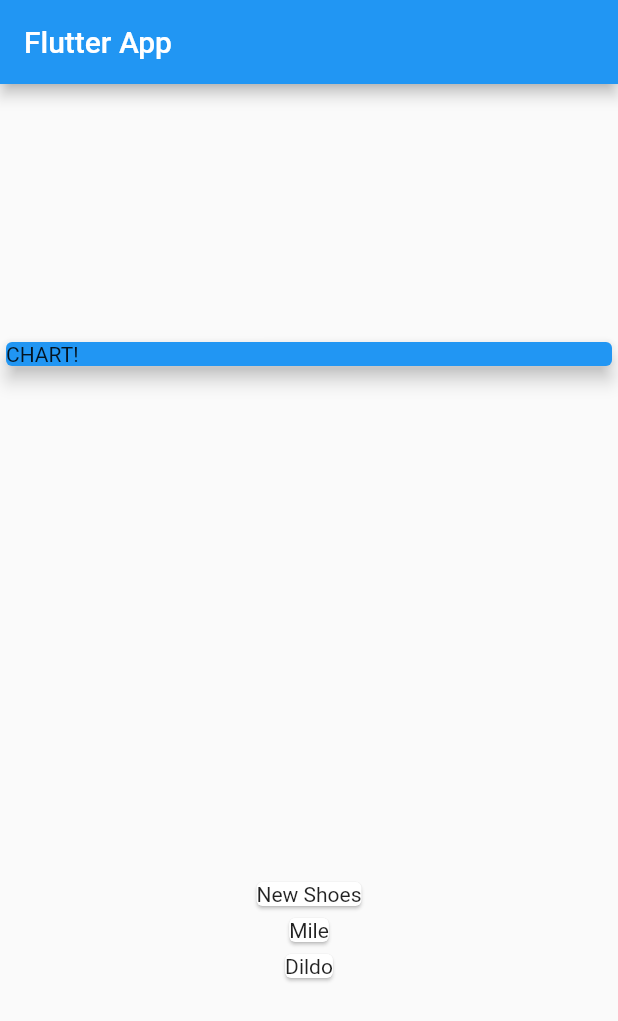
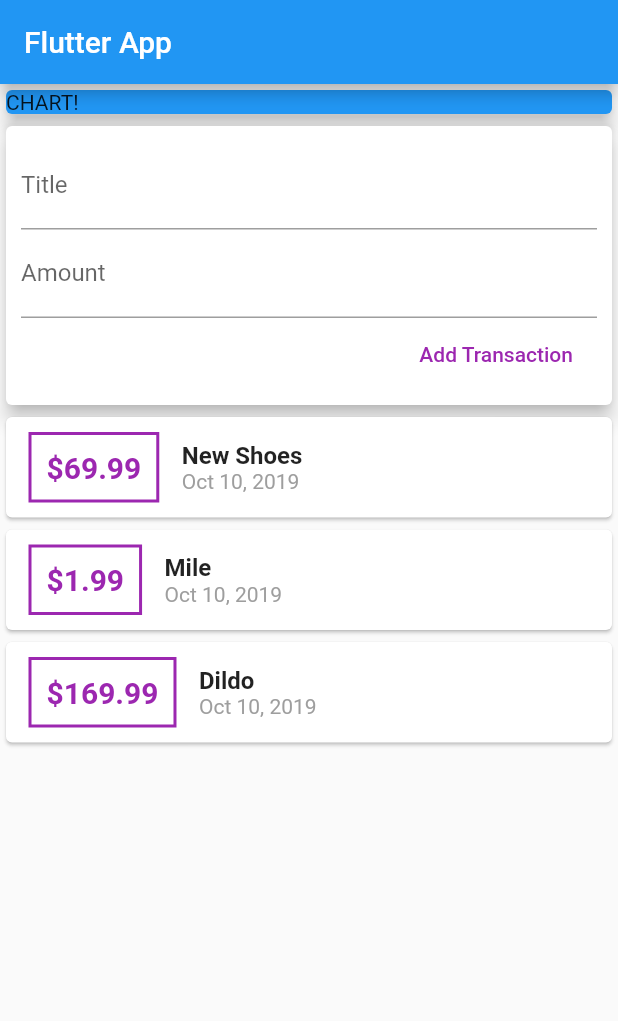
Before and after one commit to fiixed/personal_expenses_2, a Flutter app: the screen it shows after launch, on a phone screen of 412 x 824 dp. Shown: the top 1021 px of the screen. Run offline on Flutter 3.47's test engine with Material 2 defaults, Android fonts, the phone set to English and light mode, and no system bars.

```diff
--- a/lib/main.dart
+++ b/lib/main.dart
@@ -1,6 +1,5 @@
 import 'package:flutter/material.dart';
-
-import './transaction.dart';
+import './widgets/user_transactions.dart';
 
 void main() => runApp(MyApp());
 
@@ -16,26 +15,8 @@ class MyApp extends StatelessWidget {
 }
 
 class MyHomePage extends StatelessWidget {
-  final List<Transaction> transactions = [
-    Transaction(
-      id: 't1',
-      title: 'New Shoes',
-      amount: 69.99,
-      date: DateTime.now(),
-    ),
-    Transaction(
-      id: 't2',
-      title: 'Mile',
-      amount: 1.99,
-      date: DateTime.now(),
-    ),
-    Transaction(
-      id: 't3',
-      title: 'Dildo',
-      amount: 169.99,
-      date: DateTime.now(),
-    ),
-  ];
+  // String titleInput;
+  // String amountInput;
 
   @override
   Widget build(BuildContext context) {
@@ -44,7 +25,7 @@ class MyHomePage extends StatelessWidget {
         title: Text('Flutter App'),
       ),
       body: Column(
-        mainAxisAlignment: MainAxisAlignment.spaceAround,
+        //mainAxisAlignment: MainAxisAlignment.start,
         crossAxisAlignment: CrossAxisAlignment.stretch,
         children: <Widget>[
           Container(
@@ -55,13 +36,7 @@ class MyHomePage extends StatelessWidget {
               elevation: 5.0,
             ),
           ),
-          Column(
-            children: transactions.map((tx) {
-              return Card(
-                child: Text(tx.title),
-              );
-            }).toList(),
-          ),
+          UserTransactions(),
         ],
       ),
     );
--- /dev/null
+++ b/lib/widgets/new_transaction.dart
@@ -0,0 +1,46 @@
+import 'package:flutter/material.dart';
+
+class NewTransaction extends StatelessWidget {
+  final titleController = TextEditingController();
+  final amountController = TextEditingController();
+
+  @override
+  Widget build(BuildContext context) {
+    return Card(
+            elevation: 5.0,
+            child: Container(
+              padding: EdgeInsets.all(10.0),
+              child: Column(
+                crossAxisAlignment: CrossAxisAlignment.end,
+                children: <Widget>[
+                  TextField(
+                    decoration: InputDecoration(
+                      labelText: 'Title',
+                    ),
+                    controller: titleController,
+                    // onChanged: (value) {
+                    //   titleInput = value;
+                    // },
+                  ),
+                  TextField(
+                    decoration: InputDecoration(
+                      labelText: 'Amount',
+                    ),
+                    controller: amountController,
+                    // onChanged: (value) {
+                    //   amountInput = value;
+                    // },
+                  ),
+                  FlatButton(
+                    child: Text(
+                      'Add Transaction',
+                    ),
+                    textColor: Colors.purple,
+                    onPressed: () {},
+                  ),
+                ],
+              ),
+            ),
+          );
+  }
+}
--- /dev/null
+++ b/lib/widgets/transaction_list.dart
@@ -0,0 +1,80 @@
+import 'package:flutter/material.dart';
+import '../models/transaction.dart';
+import 'package:intl/intl.dart';
+
+class TransactionList extends StatelessWidget {
+
+  final List<Transaction> _userTransactions = [
+    Transaction(
+      id: 't1',
+      title: 'New Shoes',
+      amount: 69.99,
+      date: DateTime.now(),
+    ),
+    Transaction(
+      id: 't2',
+      title: 'Mile',
+      amount: 1.99,
+      date: DateTime.now(),
+    ),
+    Transaction(
+      id: 't3',
+      title: 'Dildo',
+      amount: 169.99,
+      date: DateTime.now(),
+    ),
+  ];
+
+  @override
+  Widget build(BuildContext context) {
+    return Column(
+      children: _userTransactions.map((tx) {
+        return Card(
+          child: Row(
+            children: <Widget>[
+              Container(
+                margin: EdgeInsets.symmetric(
+                  vertical: 10.0,
+                  horizontal: 15.0,
+                ),
+                decoration: BoxDecoration(
+                  border: Border.all(
+                    color: Colors.purple,
+                    width: 2.0,
+                  ),
+                ),
+                padding: EdgeInsets.all(10.0),
+                child: Text(
+                  '\$${tx.amount}',
+                  style: TextStyle(
+                    fontWeight: FontWeight.bold,
+                    fontSize: 20.0,
+                    color: Colors.purple,
+                  ),
+                ),
+              ),
+              Column(
+                crossAxisAlignment: CrossAxisAlignment.start,
+                children: <Widget>[
+                  Text(
+                    tx.title,
+                    style: TextStyle(
+                      fontSize: 16.0,
+                      fontWeight: FontWeight.bold,
+                    ),
+                  ),
+                  Text(
+                    DateFormat.yMMMd().format(tx.date),
+                    style: TextStyle(
+                      color: Colors.grey,
+                    ),
+                  ),
+                ],
+              ),
+            ],
+          ),
+        );
+      }).toList(),
+    );
+  }
+}
--- /dev/null
+++ b/lib/widgets/user_transactions.dart
@@ -0,0 +1,20 @@
+import 'package:flutter/material.dart';
+import './new_transaction.dart';
+import './transaction_list.dart';
+
+class UserTransactions extends StatefulWidget {
+  @override
+  _UserTransactionsState createState() => _UserTransactionsState();
+}
+
+class _UserTransactionsState extends State<UserTransactions> {
+  @override
+  Widget build(BuildContext context) {
+    return Column(
+      children: <Widget>[
+        NewTransaction(),
+        TransactionList(),
+      ],
+    );
+  }
+}
--- a/pubspec.yaml
+++ b/pubspec.yaml
@@ -23,6 +23,7 @@ dependencies:
   # The following adds the Cupertino Icons font to your application.
   # Use with the CupertinoIcons class for iOS style icons.
   cupertino_icons: ^0.1.2
+  intl: ^0.16.0
 
 dev_dependencies:
   flutter_test:
```
Also changed, not shown: lib/models/transaction.dart (renamed from lib/transaction.dart), pubspec.lock.
